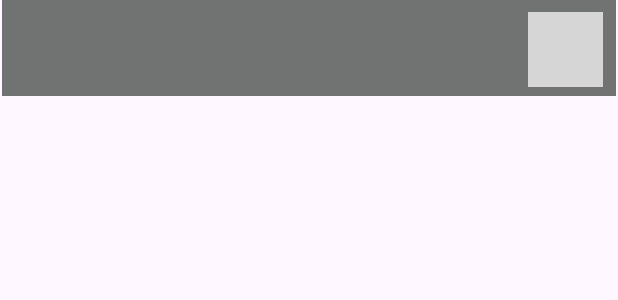
After one commit to calebs62/Iowa-State-Nutrition-Tracker, an Android app: the layout activity_home_page.xml on its own in the app's theme, with its tools: preview values and no code run, on a phone screen of 412 x 824 dp. The commit adds this screen. Shown: the top 300 px of the screen. Run offline under Robolectric (Android 15) with nearby library versions, the phone set to English and light mode, and no system bars; network calls fail; grey boxes are pictures that could not be loaded.

Commit message:
Created home page and profile settings layouts

```diff
--- a/Frontend/app/build.gradle.kts
+++ b/Frontend/app/build.gradle.kts
@@ -32,11 +32,11 @@ android {
 }
 
 dependencies {
-
     implementation(libs.appcompat)
     implementation(libs.material)
     implementation(libs.activity)
     implementation(libs.constraintlayout)
+    implementation(libs.volley)
     testImplementation(libs.junit)
     androidTestImplementation(libs.ext.junit)
     androidTestImplementation(libs.espresso.core)
--- /dev/null
+++ b/Frontend/app/src/main/res/layout/activity_home_page.xml
@@ -0,0 +1,30 @@
+<?xml version="1.0" encoding="utf-8"?>
+<androidx.constraintlayout.widget.ConstraintLayout xmlns:android="http://schemas.android.com/apk/res/android"
+    xmlns:app="http://schemas.android.com/apk/res-auto"
+    xmlns:tools="http://schemas.android.com/tools"
+    android:id="@+id/main"
+    android:layout_width="match_parent"
+    android:layout_height="match_parent"
+    tools:context=".HomePageActivity">
+
+    <androidx.appcompat.widget.Toolbar
+        android:id="@+id/toolbar2"
+        android:layout_width="409dp"
+        android:layout_height="wrap_content"
+        android:background="@color/dark_grey"
+        android:minHeight="?attr/actionBarSize"
+        android:theme="?attr/actionBarTheme"
+        app:layout_constraintEnd_toEndOf="parent"
+        app:layout_constraintStart_toStartOf="parent"
+        app:layout_constraintTop_toTopOf="parent" />
+
+    <ImageButton
+        android:id="@+id/profileSettings"
+        android:layout_width="50dp"
+        android:layout_height="50dp"
+        android:layout_marginTop="8dp"
+        android:layout_marginRight="10dp"
+        app:layout_constraintEnd_toEndOf="parent"
+        app:layout_constraintTop_toTopOf="@+id/toolbar2"
+        tools:srcCompat="@tools:sample/avatars" />
+</androidx.constraintlayout.widget.ConstraintLayout>
--- a/Frontend/app/src/main/res/values/strings.xml
+++ b/Frontend/app/src/main/res/values/strings.xml
@@ -11,4 +11,5 @@
     <string name="password_confirm">Confirm Password</string>
     <string name="create_account">Create Account</string>
     <string name="go_back">Go Back</string>
+    <string name="profile_settings">Profile Settings</string>
 </resources>
--- a/Frontend/gradle/libs.versions.toml
+++ b/Frontend/gradle/libs.versions.toml
@@ -7,6 +7,7 @@ appcompat = "1.6.1"
 material = "1.10.0"
 activity = "1.8.0"
 constraintlayout = "2.1.4"
+volley = "1.2.1"
 
 [libraries]
 junit = { group = "junit", name = "junit", version.ref = "junit" }
@@ -16,6 +17,7 @@ appcompat = { group = "androidx.appcompat", name = "appcompat", version.ref = "a
 material = { group = "com.google.android.material", name = "material", version.ref = "material" }
 activity = { group = "androidx.activity", name = "activity", version.ref = "activity" }
 constraintlayout = { group = "androidx.constraintlayout", name = "constraintlayout", version.ref = "constraintlayout" }
+volley = { module = "com.android.volley:volley", version.ref = "volley" }
 
 [plugins]
 android-application = { id = "com.android.application", version.ref = "agp" }
```
Also changed, not shown: Frontend/app/src/main/AndroidManifest.xml (+9 -1 lines), Frontend/app/src/main/java/com/example/a1_jubair_6_frontend/HomePageActivity.java (added, +39 -0 lines), Frontend/app/src/main/java/com/example/a1_jubair_6_frontend/LoginSignupActivity.java (+77 -2 lines), Frontend/app/src/main/java/com/example/a1_jubair_6_frontend/ProfileSettingsActivity.java (added, +24 -0 lines), Frontend/app/src/main/java/com/example/a1_jubair_6_frontend/VolleySingleton.java (added, +68 -0 lines), Frontend/app/src/main/res/layout/activity_profile_settings.xml (added, +19 -0 lines), 1 other file.
